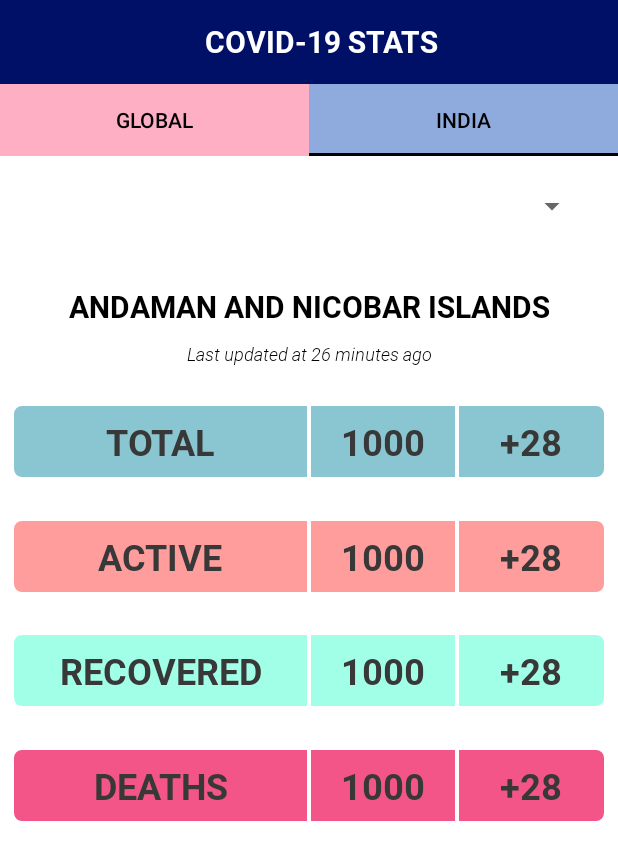
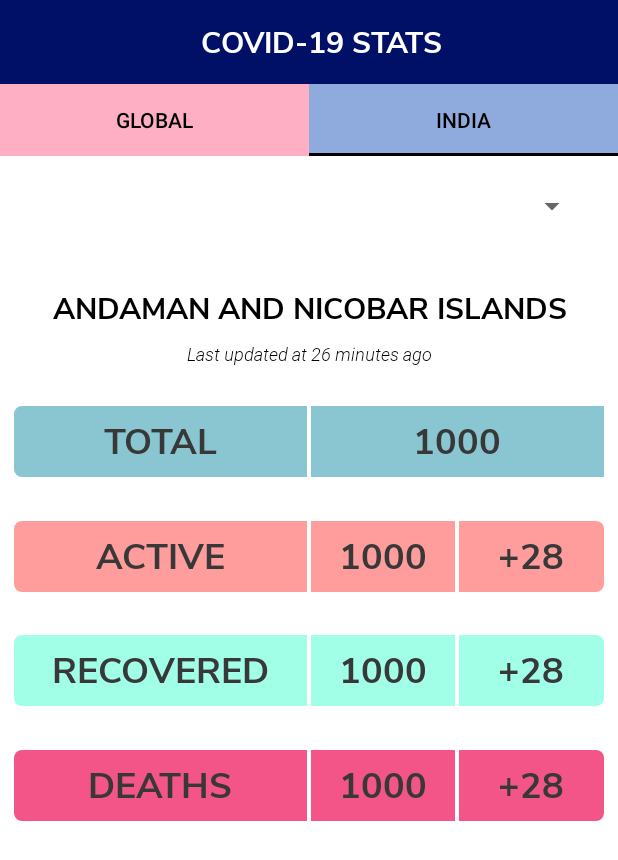
Before and after one commit to Nav3011/Covid19, an Android app: the screen it shows after launch (MainActivity), tab 2 chosen, on a phone screen of 412 x 824 dp. Shown: the top 860 px of the screen. Run offline under Robolectric (Android 15) with nearby library versions, the phone set to English and light mode, and no system bars; our stand-ins replace Volley; network calls fail.

Commit message:
changes in font

```diff
--- a/app/src/main/java/com/example/covid19/IndiaFragment.java
+++ b/app/src/main/java/com/example/covid19/IndiaFragment.java
@@ -8,6 +8,7 @@ import android.view.ViewGroup;
 import android.widget.AdapterView;
 import android.widget.ArrayAdapter;
 import android.widget.Spinner;
+import android.widget.TextView;
 
 import androidx.fragment.app.Fragment;
 
@@ -19,16 +20,13 @@ import com.android.volley.toolbox.StringRequest;
 import org.json.JSONArray;
 import org.json.JSONException;
 import org.json.JSONObject;
+import org.w3c.dom.Text;
 
 import java.util.ArrayList;
 import java.util.List;
 
 public class IndiaFragment extends Fragment {
 
-
-    public IndiaFragment() {
-        // Required empty public constructor
-    }
     List<String> stateCodes = new ArrayList<String>();
     List<String> state = new ArrayList<String>();
     List<String> active = new ArrayList<String>();
@@ -39,11 +37,16 @@ public class IndiaFragment extends Fragment {
     List<String> deltaD = new ArrayList<String>();
     List<String> deltaR = new ArrayList<String>();
     List<String> time = new ArrayList<String>();
+
+    public IndiaFragment() {
+        // Required empty public constructor
+    }
     @Override
     public View onCreateView(LayoutInflater inflater, ViewGroup container,
                              Bundle savedInstanceState) {
 
         View v = inflater.inflate(R.layout.fragment_india, container, false);
+
 
 //        final TextView stats = (TextView) v.findViewById(R.id.stats);
         final ArrayAdapter<String> adapter = new ArrayAdapter<String>(this.getActivity(), R.layout.spinner_default_item, state);
@@ -89,7 +92,16 @@ public class IndiaFragment extends Fragment {
         );
         VolleySingleton.getInstance(getActivity()).addToRequestQueue(stringRequest);
         Spinner spinner = (Spinner) v.findViewById(R.id.spinner);
-
+        final TextView stateName, update_time, total_count, active_count, active_delta, recover_count, recover_delta, death_count, death_delta;
+        stateName = (TextView) v.findViewById(R.id.stateName);
+        update_time = (TextView) v.findViewById(R.id.update_time);
+        total_count = (TextView) v.findViewById(R.id.total_count);
+        active_count = (TextView) v.findViewById(R.id.active_count);
+        active_delta = (TextView) v.findViewById(R.id.active_delta);
+        recover_count = (TextView) v.findViewById(R.id.recover_count);
+        recover_delta = (TextView) v.findViewById(R.id.recover_delta);
+        death_count = (TextView) v.findViewById(R.id.death_count);
+        death_delta = (TextView) v.findViewById(R.id.death_delta);
 
 //        ArrayAdapter<String> adapter = new ArrayAdapter<String>(this.getActivity(), R.layout.spinner_default_item, state);
         adapter.setDropDownViewResource(R.layout.spinner_item_list_view);
@@ -102,6 +114,15 @@ public class IndiaFragment extends Fragment {
 //                ((TextView) parent.getChildAt(0)).setTextColor(Color.BLACK);
 //                Toast.makeText(getActivity(), parent.getItemAtPosition(position).toString(),Toast.LENGTH_LONG);
 //                stats.setText("Active : "+active.get(position));
+                stateName.setText(state.get(position));
+                update_time.setText("Updated at "+time.get(position).toString());
+                total_count.setText(confirmed.get(position).toString());
+                active_count.setText(active.get(position).toString());
+                active_delta.setText("+"+deltaC.get(position).toString());
+                recover_count.setText(recovered.get(position).toString());
+                recover_delta.setText("+"+deltaR.get(position).toString());
+                death_count.setText(deaths.get(position).toString());
+                death_delta.setText("+"+deltaD.get(position).toString());
             }
 
             @Override
--- a/app/src/main/res/font/fonts.xml
+++ b/app/src/main/res/font/fonts.xml
@@ -18,4 +18,12 @@
         android:font="@font/roboto_italic"
         android:fontStyle="italic"
         android:fontWeight="400"/>
+    <font
+        android:font="@font/nunitosanssb"
+        android:fontStyle="normal"
+        android:fontWeight="400"/>
+    <font
+        android:font="@font/nunitosansbold"
+        android:fontStyle="normal"
+        android:fontWeight="700"/>
 </font-family>
--- a/app/src/main/res/layout/activity_main.xml
+++ b/app/src/main/res/layout/activity_main.xml
@@ -24,7 +24,7 @@
             android:textColor="@color/white"
             android:gravity="center"
             android:text="COVID-19 STATS"
-            android:fontFamily="@font/roboto_bold"
+            android:fontFamily="@font/nunitosansbold"
             android:textSize="20sp"
             android:id="@+id/toolbar_text"/>
     </androidx.appcompat.widget.Toolbar>
--- a/app/src/main/res/layout/fragment_india.xml
+++ b/app/src/main/res/layout/fragment_india.xml
@@ -27,7 +27,7 @@
             android:id="@+id/stateName"
             android:layout_width="match_parent"
             android:layout_height="wrap_content"
-            android:fontFamily="@font/roboto_bold"
+            android:fontFamily="@font/nunitosansbold"
             android:text="Andaman and Nicobar Islands"
             android:textAlignment="center"
             android:textAllCaps="true"
@@ -40,7 +40,7 @@
             app:layout_constraintVertical_bias="0.125" />
 
         <TextView
-            android:id="@+id/time"
+            android:id="@+id/update_time"
             android:layout_width="match_parent"
             android:layout_height="wrap_content"
             android:fontFamily="@font/roboto_italic"
@@ -81,39 +81,28 @@
                 android:layout_width="0dp"
                 android:layout_height="fill_parent"
                 android:layout_marginStart="8dp"
-            android:layout_weight="2"
+                android:layout_weight="1"
                 android:text="Total"
                 android:textAllCaps="true"
                 android:textSize="24sp"
-            android:fontFamily="@font/roboto_bold"
+                android:fontFamily="@font/nunitosansbold"
                 android:textColor="#383838"
                 android:textAlignment="center"
                 android:gravity="center_vertical"
                 android:background="@drawable/total_left"/>
             <TextView
+                android:id="@+id/total_count"
                 android:layout_width="0dp"
                 android:layout_height="fill_parent"
                 android:layout_weight="1"
                 android:text="1000"
                 android:textAllCaps="true"
                 android:textSize="24sp"
-            android:fontFamily="@font/roboto_bold"
+                android:fontFamily="@font/nunitosansbold"
                 android:textColor="#383838"
                 android:textAlignment="center"
                 android:gravity="center_vertical"
-            android:background="@drawable/total_center"/>
-        <TextView
-            android:layout_width="0dp"
-            android:layout_height="fill_parent"
-            android:layout_weight="1"
-            android:text="+28"
-            android:textAllCaps="true"
-            android:textSize="24sp"
-            android:fontFamily="@font/roboto_bold"
-            android:textColor="#383838"
-            android:textAlignment="center"
-            android:gravity="center_vertical"
-            android:background="@drawable/total_right"
+                android:background="@drawable/total_center"
                 android:layout_marginEnd="8dp"/>
         </LinearLayout>
 
@@ -134,31 +123,33 @@
                 android:text="Active"
                 android:textAllCaps="true"
                 android:textSize="24sp"
-                android:fontFamily="@font/roboto_bold"
+                android:fontFamily="@font/nunitosansbold"
                 android:textColor="#383838"
                 android:textAlignment="center"
                 android:gravity="center_vertical"
                 android:background="@drawable/active_left"/>
             <TextView
+                android:id="@+id/active_count"
                 android:layout_width="0dp"
                 android:layout_height="fill_parent"
                 android:layout_weight="1"
                 android:text="1000"
                 android:textAllCaps="true"
                 android:textSize="24sp"
-                android:fontFamily="@font/roboto_bold"
+                android:fontFamily="@font/nunitosansbold"
                 android:textColor="#383838"
                 android:textAlignment="center"
                 android:gravity="center_vertical"
                 android:background="@drawable/active_center"/>
             <TextView
+                android:id="@+id/active_delta"
                 android:layout_width="0dp"
                 android:layout_height="fill_parent"
                 android:layout_weight="1"
                 android:text="+28"
                 android:textAllCaps="true"
                 android:textSize="24sp"
-                android:fontFamily="@font/roboto_bold"
+                android:fontFamily="@font/nunitosansbold"
                 android:textColor="#383838"
                 android:textAlignment="center"
                 android:gravity="center_vertical"
@@ -184,31 +175,33 @@
                 android:text="Recovered"
                 android:textAllCaps="true"
                 android:textSize="24sp"
-                android:fontFamily="@font/roboto_bold"
+                android:fontFamily="@font/nunitosansbold"
                 android:textColor="#383838"
                 android:textAlignment="center"
                 android:gravity="center_vertical"
                 android:background="@drawable/recover_left"/>
             <TextView
+                android:id="@+id/recover_count"
                 android:layout_width="0dp"
                 android:layout_height="fill_parent"
                 android:layout_weight="1"
                 android:text="1000"
                 android:textAllCaps="true"
                 android:textSize="24sp"
-                android:fontFamily="@font/roboto_bold"
+                android:fontFamily="@font/nunitosansbold"
                 android:textColor="#383838"
                 android:textAlignment="center"
                 android:gravity="center_vertical"
                 android:background="@drawable/recover_center"/>
             <TextView
+                android:id="@+id/recover_delta"
                 android:layout_width="0dp"
                 android:layout_height="fill_parent"
                 android:layout_weight="1"
                 android:text="+28"
                 android:textAllCaps="true"
                 android:textSize="24sp"
-                android:fontFamily="@font/roboto_bold"
+                android:fontFamily="@font/nunitosansbold"
                 android:textColor="#383838"
                 android:textAlignment="center"
                 android:gravity="center_vertical"
@@ -233,31 +226,33 @@
                 android:text="Deaths"
                 android:textAllCaps="true"
                 android:textSize="24sp"
-                android:fontFamily="@font/roboto_bold"
+                android:fontFamily="@font/nunitosansbold"
                 android:textColor="#383838"
                 android:textAlignment="center"
                 android:gravity="center_vertical"
                 android:background="@drawable/deaths_left"/>
             <TextView
+                android:id="@+id/death_count"
                 android:layout_width="0dp"
                 android:layout_height="fill_parent"
                 android:layout_weight="1"
                 android:text="1000"
                 android:textAllCaps="true"
                 android:textSize="24sp"
-                android:fontFamily="@font/roboto_bold"
+                android:fontFamily="@font/nunitosansbold"
                 android:textColor="#383838"
                 android:textAlignment="center"
                 android:gravity="center_vertical"
                 android:background="@drawable/deaths_center"/>
             <TextView
+                android:id="@+id/death_delta"
                 android:layout_width="0dp"
                 android:layout_height="fill_parent"
                 android:layout_weight="1"
                 android:text="+28"
                 android:textAllCaps="true"
                 android:textSize="24sp"
-                android:fontFamily="@font/roboto_bold"
+                android:fontFamily="@font/nunitosansbold"
                 android:textColor="#383838"
                 android:textAlignment="center"
                 android:gravity="center_vertical"
--- a/app/src/main/res/layout/spinner_default_item.xml
+++ b/app/src/main/res/layout/spinner_default_item.xml
@@ -8,5 +8,5 @@
     android:background="@color/spinner"
     android:textAlignment="center"
     android:gravity="center_vertical"
-    android:fontFamily="@font/roboto_regular"
+    android:fontFamily="@font/nunitosansbold"
     android:textColor="@color/colorPrimary"/>
--- a/app/src/main/res/layout/spinner_item_list_view.xml
+++ b/app/src/main/res/layout/spinner_item_list_view.xml
@@ -6,6 +6,6 @@
     android:textSize="20sp"
     android:gravity="left"
     android:paddingLeft="10dp"
-    android:fontFamily="@font/roboto_regular"
+    android:fontFamily="@font/nunitosansbold"
     android:textColor="@color/colorPrimary"
     android:padding="4dp"/>
```
Also changed, not shown: app/src/main/res/font/nunitosansbold.ttf (added), app/src/main/res/font/nunitosanssb.ttf (added). Lines whose indentation alone changed are shown as unchanged.
